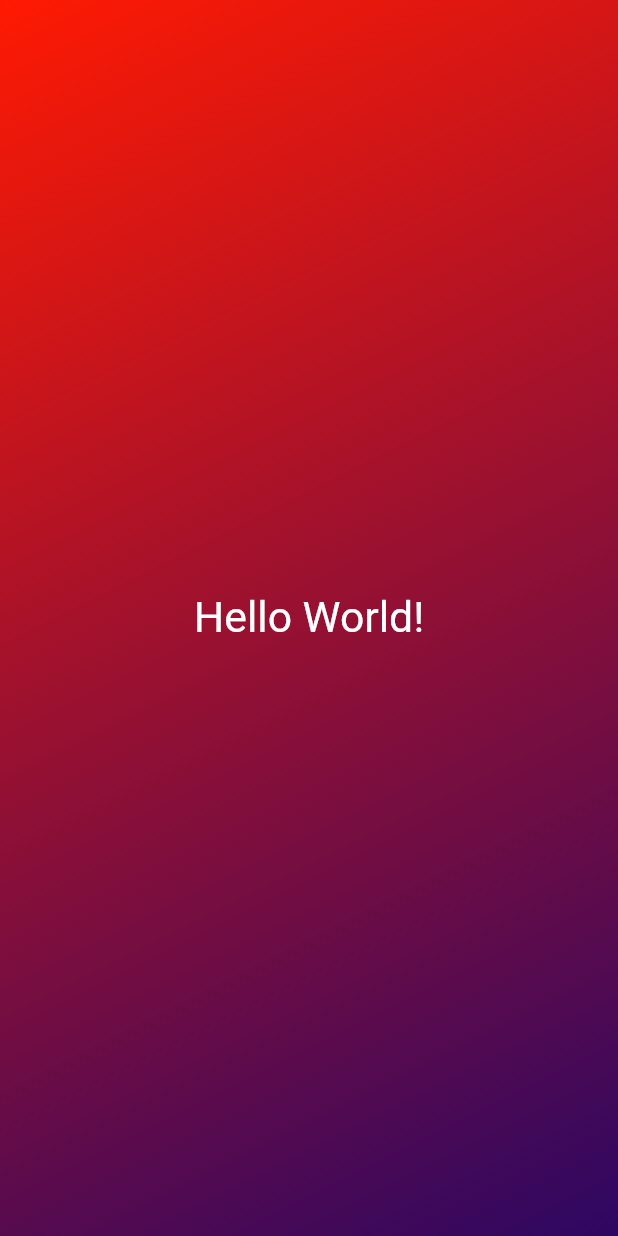
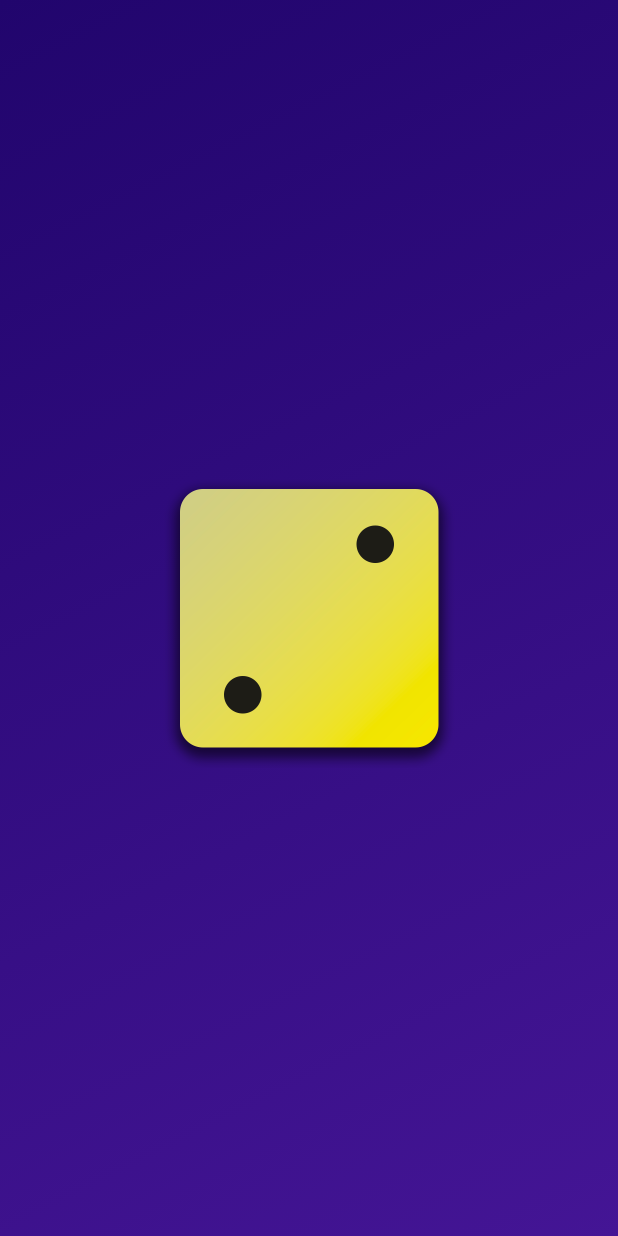
Before and after one commit to nawhgnues/Flutter, a Flutter app: the screen it shows after launch, on a phone screen of 412 x 824 dp. Run offline on Flutter 3.47's test engine with Material 2 defaults, Android fonts, the phone set to English and light mode, and no system bars.

Commit message:
~44 Displaying Images & Using Multiple Constructor Functions

```diff
--- a/roll_dice_app/lib/gradient_container.dart
+++ b/roll_dice_app/lib/gradient_container.dart
@@ -1,21 +1,52 @@
 import 'package:flutter/material.dart';
-import 'package:roll_dice_app/styled_text.dart';
+
+const startAlignment = Alignment.topLeft;
+const endAlignment = Alignment.bottomRight;
 
 class GradientContainer extends StatelessWidget {
   // 위젯 트리에서 위젯이 움직일 때마다 현 상태를 보존하는 역할을 한다.
   // key를 사용하여 다른 페이지를 왔다갔다 할 수 있으며, 위젯트리에서 위치를 변경하더라도 상태정보를 유지한다.(위젯을 유니크하게 식별)
-  const GradientContainer({super.key});
+  const GradientContainer(this.color1, this.color2, {super.key});
+
+  const GradientContainer.purple({super.key})
+      : color1 = Colors.deepPurple,
+        color2 = Colors.indigo;
+
+  final Color color1;
+  final Color color2;
 
   @override
   Widget build(context) {
     return Container(
-      decoration: const BoxDecoration(
-        gradient: LinearGradient(colors: [
-          Color.fromRGBO(255, 26, 2, 80),
-          Color.fromARGB(255, 45, 7, 98),
-        ], begin: Alignment.topLeft, end: Alignment.bottomRight),
+      decoration: BoxDecoration(
+        gradient: LinearGradient(
+            colors: [color1, color2], begin: startAlignment, end: endAlignment),
       ),
-      child: Center(child: StyledText()),
+      child: Center(
+        child: Image.asset(
+          'assets/images/dice-2.png',
+          width: 200,
+        ),
+      ),
     );
   }
 }
+
+// class GradientContainer extends StatelessWidget {
+//   // 위젯 트리에서 위젯이 움직일 때마다 현 상태를 보존하는 역할을 한다.
+//   // key를 사용하여 다른 페이지를 왔다갔다 할 수 있으며, 위젯트리에서 위치를 변경하더라도 상태정보를 유지한다.(위젯을 유니크하게 식별)
+//   const GradientContainer({super.key, required this.colors});
+
+//   final List<Color> colors;
+
+//   @override
+//   Widget build(context) {
+//     return Container(
+//       decoration: BoxDecoration(
+//         gradient: LinearGradient(
+//             colors: colors, begin: startAlignment, end: endAlignment),
+//       ),
+//       child: const Center(child: StyledText('Hello World!')),
+//     );
+//   }
+// }
--- a/roll_dice_app/lib/main.dart
+++ b/roll_dice_app/lib/main.dart
@@ -7,7 +7,10 @@ void main() {
   runApp(
     const MaterialApp(
       home: Scaffold(
-        body: GradientContainer(),
+        body: GradientContainer(
+          Color.fromARGB(255, 33, 5, 109),
+          Color.fromARGB(255, 68, 21, 149),
+        ),
       ),
     ),
   );
--- a/roll_dice_app/lib/styled_text.dart
+++ b/roll_dice_app/lib/styled_text.dart
@@ -1,13 +1,15 @@
 import 'package:flutter/material.dart';
 
 class StyledText extends StatelessWidget {
-  const StyledText({super.key});
+  const StyledText(this.text, {super.key});
+
+  final String text;
 
   @override
   Widget build(context) {
-    return const Text(
-      "Hello World!",
-      style: TextStyle(fontSize: 28.5, color: Colors.white),
+    return Text(
+      text,
+      style: const TextStyle(fontSize: 28.5, color: Colors.white),
     );
   }
 }
```
Also changed, not shown: roll_dice_app/pubspec.yaml (+9 -7 lines), roll_dice_app/assets/images/dice-1.png (added), roll_dice_app/assets/images/dice-2.png (added), roll_dice_app/assets/images/dice-3.png (added), roll_dice_app/assets/images/dice-4.png (added), roll_dice_app/assets/images/dice-5.png (added), roll_dice_app/assets/images/dice-6.png (added).
